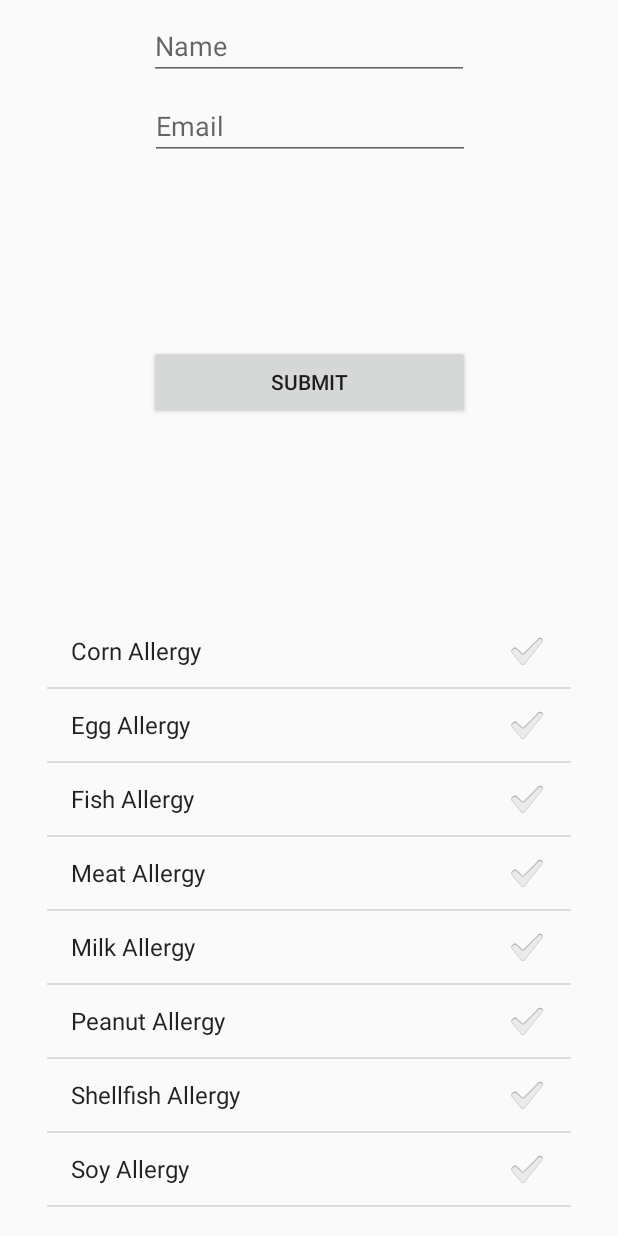
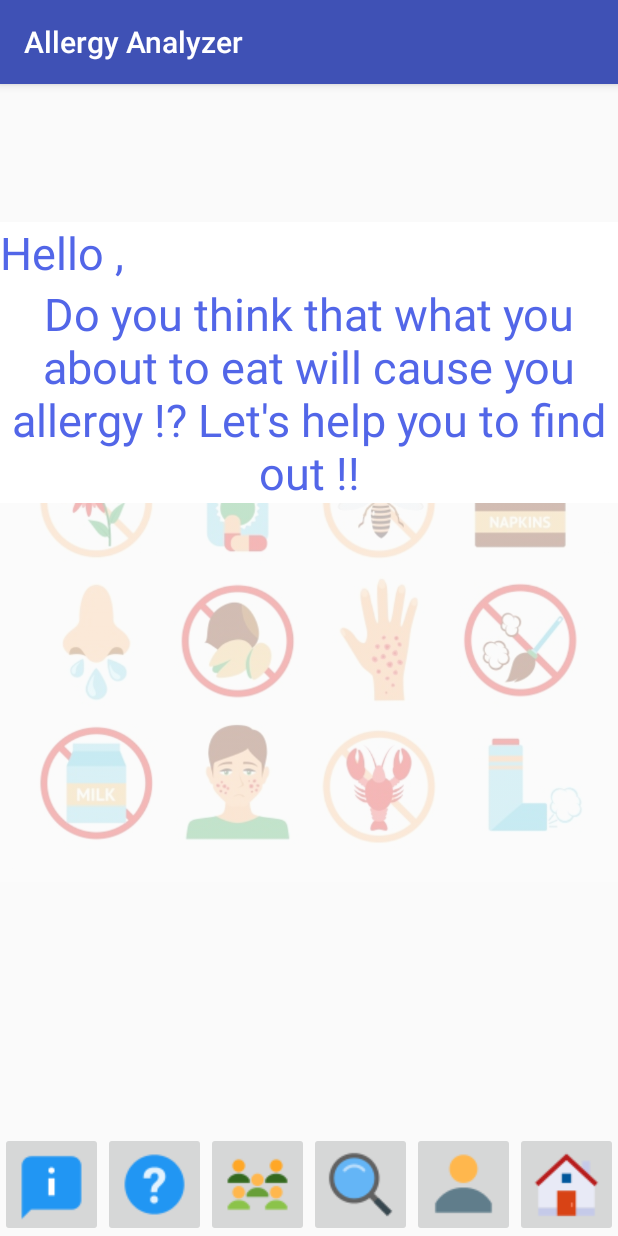
Before and after one commit to jonesgreg/AllergyAnalyzer, an Android app: the screen it shows after launch (ProfileActivity before the commit, HomeActivity after it), on a phone screen of 412 x 824 dp. Run offline under Robolectric (Android 15) with nearby library versions, the light colour scheme and no system bars.

Commit message:
Adding Home Activity + searchActivity + searchByIngredients Activity + searchBy Recipe Activity + their xml files

```diff
--- /dev/null
+++ b/app/src/main/java/com/example/jack/allergyanalyzer/HomeActivity.java
@@ -0,0 +1,58 @@
+/**
+ * This activity is For Home Page
+ * author: Batool Aljedani
+ * Date: Nov 11,2017
+ */
+
+package com.example.jack.allergyanalyzer;
+
+
+import android.content.Intent;
+import android.support.v7.app.AppCompatActivity;
+import android.os.Bundle;
+import android.view.View;
+import android.widget.Button;
+import android.widget.ImageButton;
+
+public class HomeActivity extends AppCompatActivity {
+
+    private ImageButton b; //search button
+    private ImageButton b2; //profile button
+
+    @Override
+    protected void onCreate(Bundle savedInstanceState) {
+        super.onCreate(savedInstanceState);
+        setContentView(R.layout.activity_home);
+
+        b=(ImageButton)findViewById(R.id.imageButton5);
+        b2=(ImageButton)findViewById(R.id.imageButton9);
+
+
+
+        //-------------------------------------------------
+        b.setOnClickListener(new View.OnClickListener() {
+            /**
+             * This method enable us to click on search button and move to searchActivity
+             */
+            @Override
+            public void onClick(View v) {
+                // TODO Auto-generated method stub
+                Intent i = new Intent(getApplicationContext(),searchActivity.class);
+                startActivity(i);
+            }
+        });
+        //-------------------------------------------------
+        b2.setOnClickListener(new View.OnClickListener() {
+            /**
+             * This method enable us to click on profile button and move to MainActivity
+             */
+            @Override
+            public void onClick(View v) {
+                // TODO Auto-generated method stub
+                Intent i = new Intent(getApplicationContext(),ProfileActivity.class);
+                startActivity(i);
+            }
+        });
+        //-------------------------------------------------
+    }
+}
--- a/app/src/main/java/com/example/jack/allergyanalyzer/MainActivity.java
+++ b/app/src/main/java/com/example/jack/allergyanalyzer/MainActivity.java
@@ -30,7 +30,7 @@ public class MainActivity extends AppCompatActivity {
             @Override
             public void run(){
                 //the intent connected to this activity is the HomeActivity
-                Intent homeIntent = new Intent(MainActivity.this,ProfileActivity.class);
+                Intent homeIntent = new Intent(MainActivity.this,HomeActivity.class);
                 startActivity(homeIntent);
                 finish();
 
--- /dev/null
+++ b/app/src/main/res/layout/activity_home.xml
@@ -0,0 +1,146 @@
+<?xml version="1.0" encoding="utf-8"?>
+<android.support.constraint.ConstraintLayout xmlns:android="http://schemas.android.com/apk/res/android"
+    xmlns:app="http://schemas.android.com/apk/res-auto"
+    xmlns:tools="http://schemas.android.com/tools"
+    android:layout_width="match_parent"
+    android:layout_height="match_parent"
+  tools:context=".HomeActivity">
+
+    <RelativeLayout
+        android:layout_width="fill_parent"
+        android:layout_height="fill_parent"
+        android:visibility="visible"
+        app:layout_constraintHorizontal_bias="0.0"
+        app:layout_constraintLeft_toLeftOf="parent"
+        app:layout_constraintRight_toRightOf="parent"
+
+        app:layout_constraintTop_toTopOf="parent"
+        tools:ignore="MissingConstraints"
+        android:id="@+id/relativeLayout"
+        android:layout_marginTop="-42dp">
+
+        <ImageView
+            android:id="@+id/imageView"
+            android:layout_width="fill_parent"
+            android:layout_height="fill_parent"
+            android:adjustViewBounds="true"
+            android:alpha=".30"
+            app:layout_constraintHorizontal_bias="0.0"
+            app:layout_constraintLeft_toLeftOf="parent"
+            app:layout_constraintRight_toRightOf="parent"
+            app:layout_constraintTop_toTopOf="parent"
+            app:srcCompat="@drawable/backg"
+            tools:ignore="ContentDescription,RtlHardcoded"
+            android:layout_marginBottom="75dp"
+            android:layout_alignParentBottom="true"
+            android:layout_alignParentRight="true"
+            android:layout_alignParentEnd="true" />
+
+        <TextView
+            android:id="@+id/textView4"
+            android:layout_width="wrap_content"
+            android:layout_height="wrap_content"
+
+            android:layout_alignParentEnd="true"
+            android:layout_alignParentLeft="true"
+            android:layout_alignParentRight="true"
+            android:layout_alignParentStart="true"
+            android:layout_alignParentTop="true"
+            android:layout_marginTop="133dp"
+            android:background="@android:color/background_light"
+            android:text="Hello ,"
+            android:textColor="@color/colorPrimaryDark"
+            android:textSize="30sp"
+            android:visibility="visible"
+            app:layout_constraintLeft_toLeftOf="parent"
+            tools:layout_editor_absoluteY="37dp"
+            tools:ignore="HardcodedText" />
+
+        <TextView
+            android:id="@+id/textView3"
+            android:layout_width="wrap_content"
+            android:layout_height="wrap_content"
+
+            android:layout_alignParentLeft="true"
+            android:layout_alignParentStart="true"
+            android:layout_below="@+id/textView4"
+            android:alpha="50"
+            android:background="@android:color/background_light"
+            android:text="Do you think that what you about to eat will cause you allergy !? Let's help you to find out !!"
+            android:textAlignment="center"
+            android:textAppearance="@style/TextAppearance.AppCompat.Display1"
+            android:textColor="@color/colorPrimaryDark"
+            android:textSize="30sp"
+            android:visibility="visible"
+            app:layout_constraintTop_toTopOf="parent"
+            tools:ignore="MissingConstraints,RtlHardcoded" />
+
+        <LinearLayout
+            android:layout_width="wrap_content"
+            android:layout_height="wrap_content"
+            android:orientation="horizontal"
+            android:layout_alignParentBottom="true"
+            android:layout_alignParentRight="true"
+            android:layout_alignParentEnd="true"
+            android:layout_alignParentLeft="true"
+            android:layout_alignParentStart="true">
+
+            <ImageButton
+                android:id="@+id/imageButton8"
+                android:layout_width="wrap_content"
+                android:layout_height="wrap_content"
+                android:layout_weight="1"
+                app:srcCompat="@drawable/about"
+                android:contentDescription=""
+                tools:ignore="ContentDescription" />
+
+            <ImageButton
+                android:id="@+id/imageButton7"
+                android:layout_width="wrap_content"
+                android:layout_height="wrap_content"
+                android:layout_weight="1"
+                app:srcCompat="@drawable/help"
+                android:contentDescription=""
+                tools:ignore="ContentDescription" />
+
+            <ImageButton
+                android:id="@+id/imageButton6"
+                android:layout_width="wrap_content"
+                android:layout_height="wrap_content"
+                android:layout_weight="1"
+                app:srcCompat="@drawable/groups"
+                android:contentDescription=""
+                tools:ignore="ContentDescription" />
+
+            <ImageButton
+                android:id="@+id/imageButton5"
+                android:layout_width="wrap_content"
+                android:layout_height="wrap_content"
+                android:layout_weight="1"
+                app:srcCompat="@drawable/search"
+                android:contentDescription=""
+                tools:ignore="ContentDescription" />
+
+            <ImageButton
+                android:id="@+id/imageButton9"
+                android:layout_width="wrap_content"
+                android:layout_height="wrap_content"
+                android:layout_weight="1"
+                app:srcCompat="@drawable/profile"
+                android:contentDescription=""
+                tools:ignore="ContentDescription" />
+
+            <ImageButton
+                android:id="@+id/imageButton4"
+                android:layout_width="wrap_content"
+                android:layout_height="wrap_content"
+                android:layout_weight="1"
+                app:srcCompat="@drawable/home"
+                android:contentDescription=""
+                tools:ignore="ContentDescription" />
+        </LinearLayout>
+
+    </RelativeLayout>
+
+
+</android.support.constraint.ConstraintLayout>
```
Also changed, not shown: app/src/main/AndroidManifest.xml (+7 -2 lines), app/src/main/java/com/example/jack/allergyanalyzer/IngSearchActivity.java (added, +47 -0 lines), app/src/main/java/com/example/jack/allergyanalyzer/RecSearchActivity.java (added, +47 -0 lines), app/src/main/java/com/example/jack/allergyanalyzer/searchActivity.java (added, +59 -0 lines), app/src/main/res/layout/activity_ing_search.xml (added, +51 -0 lines), app/src/main/res/layout/activity_rec_search.xml (added, +53 -0 lines), app/src/main/res/layout/activity_search.xml (added, +35 -0 lines), 1 other file.
